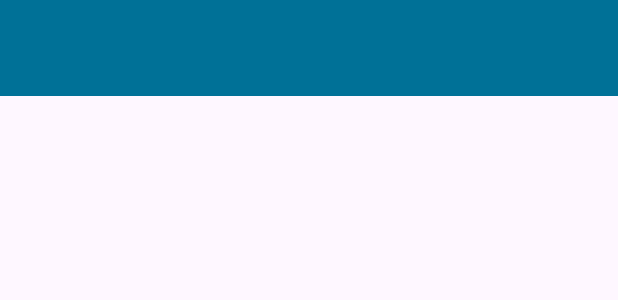
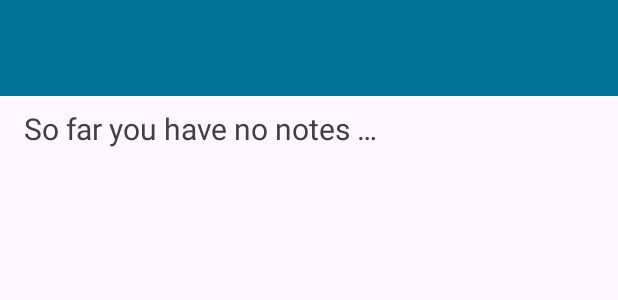
Before and after one commit to MightyModerator/justanote, an Android app: the layout activity_list.xml on its own in the app's theme, with its tools: preview values and no code run, on a phone screen of 412 x 824 dp. Shown: the top 300 px of the screen. Run offline under Robolectric (Android 15) with nearby library versions, the phone set to English and light mode, and no system bars.

Commit message:
Added Message if Notes empty

```diff
--- a/app/src/main/res/layout/activity_list.xml
+++ b/app/src/main/res/layout/activity_list.xml
@@ -14,11 +14,17 @@
         android:background="@color/my_light_primary"
         app:titleTextColor="@color/white" />
 
+    <TextView
+        android:id="@+id/noNote"
+        style="@style/SubTitle"
+        android:layout_width="wrap_content"
+        android:layout_height="wrap_content"
+        android:text="@string/noNote" />
 
     <androidx.recyclerview.widget.RecyclerView
         android:id="@+id/lvNotes"
-        app:layoutManager="androidx.recyclerview.widget.LinearLayoutManager"
         android:layout_width="match_parent"
-        android:layout_height="match_parent" />
+        android:layout_height="match_parent"
+        app:layoutManager="androidx.recyclerview.widget.LinearLayoutManager" />
 
 </LinearLayout>
--- a/app/src/main/res/values/strings.xml
+++ b/app/src/main/res/values/strings.xml
@@ -33,6 +33,7 @@
     <string name="permissions_granted">Permissions Granted</string>
     <string name="permissions_denied">Permissions Denied</string>
     <string name="undo">Undo</string>
+    <string name="noNote">So far you have no notes …</string>
 
 
 </resources>
```
Also changed, not shown: app/src/main/java/com/example/myapplication/ListActivity.kt (+21 -4 lines), 1 other file.
